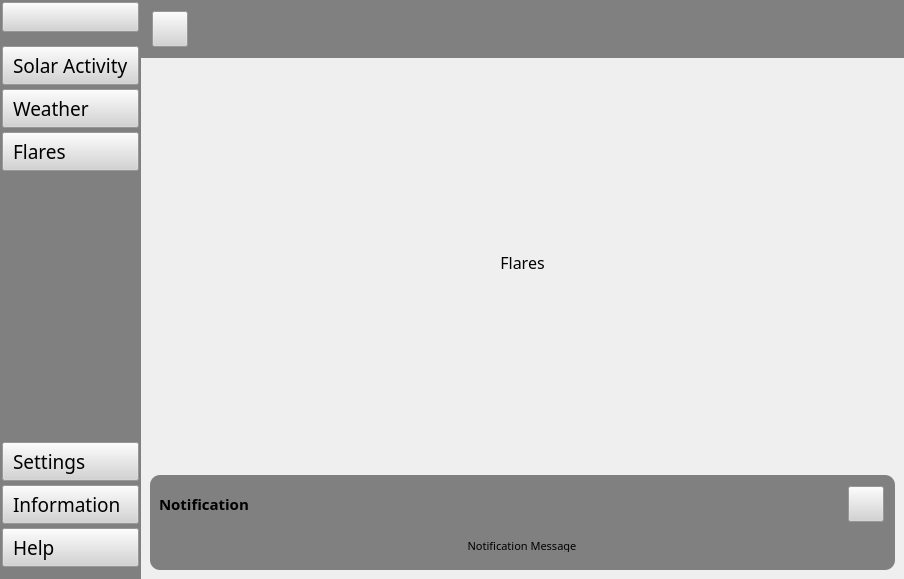
The window that solarinterface.ui (however-vkt/Solar-Aurora) describes before a commit, drawn with Qt 5.
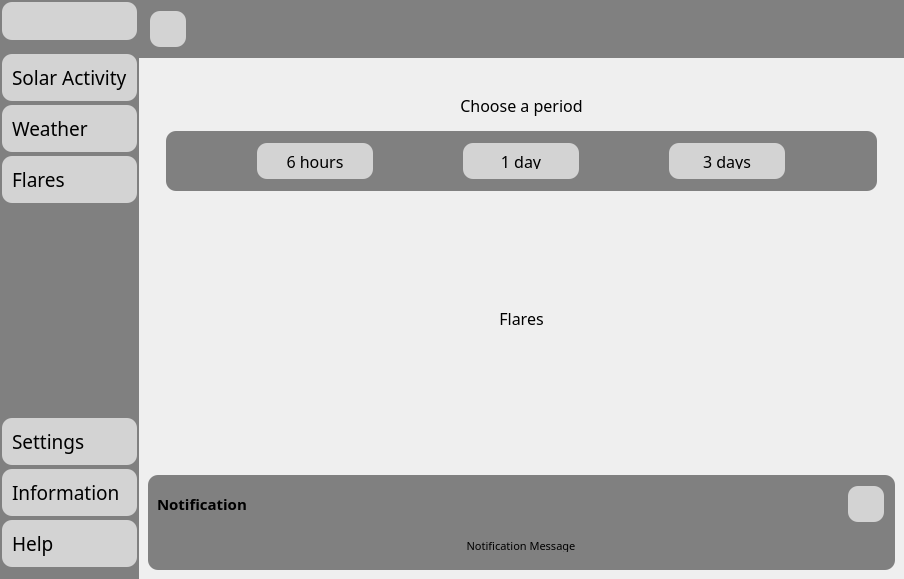
The same window after the commit. The open tabs and pages were chosen to show the change. Icons and pictures are not drawn. Custom widgets are drawn as their Qt base class.

The edit to the form file:
```diff
--- a/solarinterface.ui
+++ b/solarinterface.ui
@@ -29,15 +29,16 @@
 #leftMenuSubContainer QPushButton{
 	margin: 2px;
 	text-align: left;
-	padding: 5px 10px;
+	padding: 10px 10px;
 	background-color: #D3D3D3;
 }
 QPushButton{
+	border-radius: 10px;
 	margin: 2px;
 	background-color: #D3D3D3;
-	padding: 5px 10px;
+	padding: 10px 10px;
 }
-#frame_4,#frame_8,#popupNotificationSubContainer
+#frame_4, #frame_5, #frame_6, #popupNotificationSubContainer
 {
 	background-color: grey;
 	border-radius: 10px;
@@ -48,6 +49,12 @@
 }</string>
   </property>
   <widget class="QWidget" name="centralwidget">
+   <property name="minimumSize">
+    <size>
+     <width>0</width>
+     <height>0</height>
+    </size>
+   </property>
    <layout class="QHBoxLayout" name="horizontalLayout">
     <property name="spacing">
      <number>0</number>
@@ -66,18 +73,18 @@
     </property>
     <item alignment="Qt::AlignLeft">
      <widget class="QCustomSlideMenu" name="leftMenuContainer" native="true">
+      <property name="sizePolicy">
+       <sizepolicy hsizetype="Expanding" vsizetype="Expanding">
+        <horstretch>0</horstretch>
+        <verstretch>0</verstretch>
+       </sizepolicy>
+      </property>
       <property name="minimumSize">
        <size>
         <width>0</width>
         <height>0</height>
        </size>
       </property>
-      <property name="maximumSize">
-       <size>
-        <width>16777215</width>
-        <height>16777215</height>
-       </size>
-      </property>
       <layout class="QVBoxLayout" name="verticalLayout">
        <property name="spacing">
         <number>0</number>
@@ -462,7 +469,7 @@
     <item>
      <widget class="QWidget" name="mainBodyContainer" native="true">
       <property name="sizePolicy">
-       <sizepolicy hsizetype="Expanding" vsizetype="Preferred">
+       <sizepolicy hsizetype="Expanding" vsizetype="Expanding">
         <horstretch>0</horstretch>
         <verstretch>0</verstretch>
        </sizepolicy>
@@ -608,7 +615,101 @@
                 </property>
                 <layout class="QVBoxLayout" name="verticalLayout_18">
                  <item>
-                  <widget class="QLabel" name="label_12">
+                  <widget class="QLabel" name="label_chooseflaresperiod">
+                   <property name="maximumSize">
+                    <size>
+                     <width>16777215</width>
+                     <height>40</height>
+                    </size>
+                   </property>
+                   <property name="font">
+                    <font>
+                     <family>8BIT WONDER(RUS BY LYAJKA)</family>
+                     <pointsize>12</pointsize>
+                    </font>
+                   </property>
+                   <property name="text">
+                    <string>Choose a period</string>
+                   </property>
+                   <property name="alignment">
+                    <set>Qt::AlignCenter</set>
+                   </property>
+                  </widget>
+                 </item>
+                 <item>
+                  <widget class="QFrame" name="frame_6">
+                   <property name="maximumSize">
+                    <size>
+                     <width>16777215</width>
+                     <height>60</height>
+                    </size>
+                   </property>
+                   <property name="frameShape">
+                    <enum>QFrame::StyledPanel</enum>
+                   </property>
+                   <property name="frameShadow">
+                    <enum>QFrame::Raised</enum>
+                   </property>
+                   <layout class="QHBoxLayout" name="horizontalLayout_6">
+                    <item>
+                     <widget class="QPushButton" name="btnFlares6h">
+                      <property name="maximumSize">
+                       <size>
+                        <width>120</width>
+                        <height>40</height>
+                       </size>
+                      </property>
+                      <property name="font">
+                       <font>
+                        <family>8BIT WONDER(RUS BY LYAJKA)</family>
+                       </font>
+                      </property>
+                      <property name="text">
+                       <string>6 hours</string>
+                      </property>
+                     </widget>
+                    </item>
+                    <item>
+                     <widget class="QPushButton" name="btnFlares1d">
+                      <property name="maximumSize">
+                       <size>
+                        <width>120</width>
+                        <height>40</height>
+                       </size>
+                      </property>
+                      <property name="font">
+                       <font>
+                        <family>8BIT WONDER(RUS BY LYAJKA)</family>
+                       </font>
+                      </property>
+                      <property name="text">
+                       <string>1 day</string>
+                      </property>
+                     </widget>
+                    </item>
+                    <item>
+                     <widget class="QPushButton" name="btnFlares3d">
+                      <property name="maximumSize">
+                       <size>
+                        <width>120</width>
+                        <height>40</height>
+                       </size>
+                      </property>
+                      <property name="font">
+                       <font>
+                        <family>8BIT WONDER(RUS BY LYAJKA)</family>
+                       </font>
+                      </property>
+                      <property name="text">
+                       <string>3 days</string>
+                      </property>
+                     </widget>
+                    </item>
+                   </layout>
+                  </widget>
+                 </item>
+                 <item>
+                  <widget class="QLabel" name="label_flaresinfo">
                    <property name="enabled">
                     <bool>true</bool>
                    </property>
```
Left out of the diff: 223 changed lines with no effect on the pictures.
